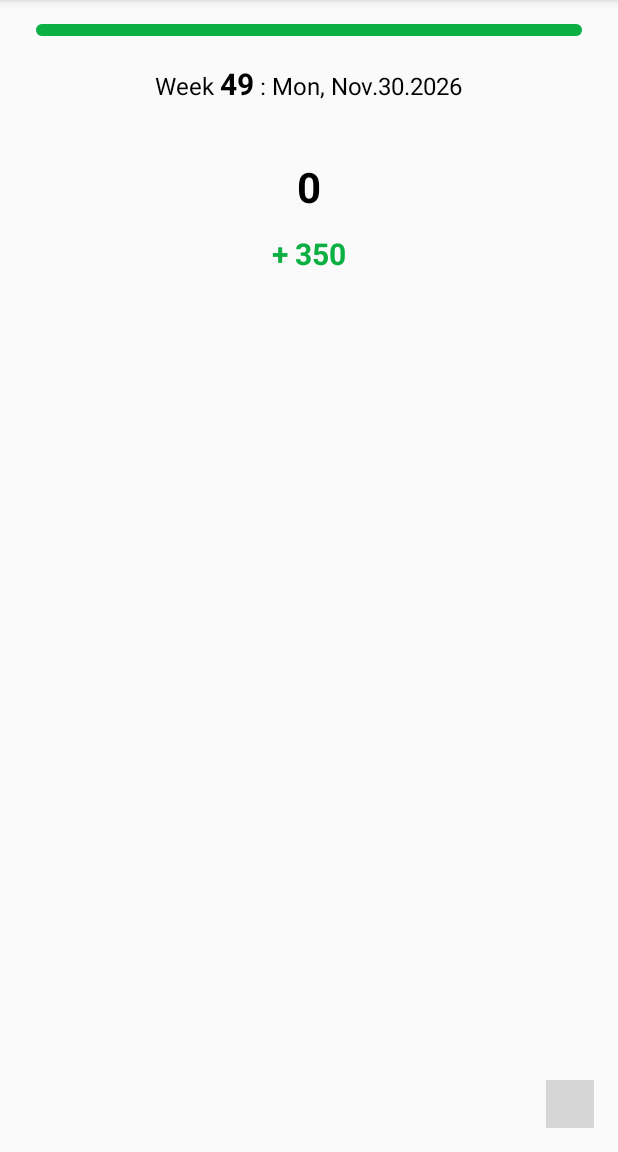
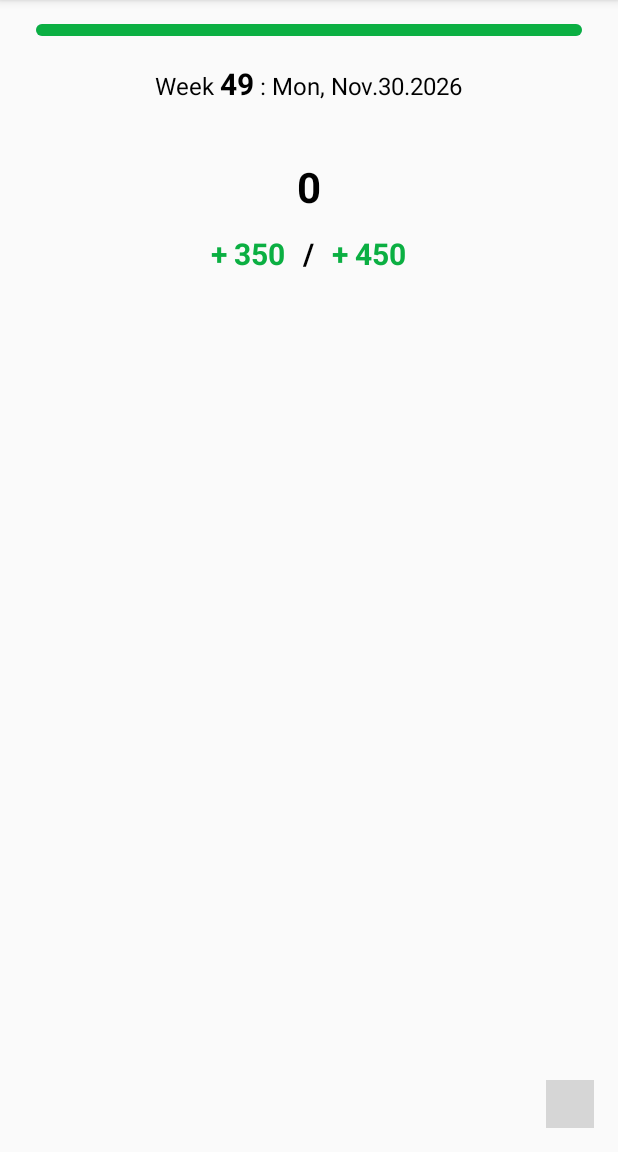
Before and after one commit to khash021/Expense, an Android app: the screen it shows after launch (MainActivity), on a phone screen of 412 x 824 dp, the part 84-1236 px from its top. Run offline under Robolectric (Android 15) with nearby library versions, the phone set to English and light mode, and no system bars; libraries missing offline, so code that uses them is left out: com.leinardi.android, io.realm; plain views replace SpeedDialView; 19 statements that could not run were skipped; grey boxes are pictures that could not be loaded.

Commit message:
ADDED WEEKLY ALLOWANCE

```diff
--- a/app/src/main/java/tech/khash/expense/MainActivity.java
+++ b/app/src/main/java/tech/khash/expense/MainActivity.java
@@ -43,7 +43,7 @@ public class MainActivity extends BaseActivity implements View.OnClickListener,
 
     private SpeedDialView fab;
     private TextView weekTitleText, foodText, alcoholText, weedText, gasText, accommText, gearText,
-            otherText, totalText, toolbarText, remainingText;
+            otherText, totalText, toolbarText, remainingText, allowanceText;
     private LinearLayout foodContainer, alcoholContainer, weedContainer, gasContainer,
             accommContainer, gearContainer, otherContainer;
     private View overlayView;
@@ -53,8 +53,7 @@ public class MainActivity extends BaseActivity implements View.OnClickListener,
     private boolean isReportMenu = false;
     private HashMap<String, AmountEntity> amountEntityHashMap;
 
-    //TODO: move this to shared pref
-    private int weeklyBudget;
+    private int weeklyBudget, weeklyAllowance;
 
     @Override
     protected void onCreate(Bundle savedInstanceState) {
@@ -97,6 +96,7 @@ public class MainActivity extends BaseActivity implements View.OnClickListener,
         totalText = findViewById(R.id.text_total);
         toolbarText = findViewById(R.id.text_toolbar_report_title);
         remainingText = findViewById(R.id.text_remaining);
+        allowanceText = findViewById(R.id.text_allowance);
 
         foodContainer = findViewById(R.id.container_food);
         alcoholContainer = findViewById(R.id.container_alcohol);
@@ -264,11 +264,9 @@ public class MainActivity extends BaseActivity implements View.OnClickListener,
         int total = thisWeekAmountEntity.getTotal();
         totalText.setText(String.valueOf(total));
 
-        int remaining = thisWeekAmountEntity.getRemaining(weeklyBudget);
-        showWeeklyRemaining(remaining);
+        showWeeklyRemaining(thisWeekAmountEntity);
 
-        int percentTotal = getPercentTotal(total);
-        updateProgressBar(percentTotal);
+        updateProgressBar(total);
     }
 
     private void showLastWeekReport() {
@@ -339,14 +337,13 @@ public class MainActivity extends BaseActivity implements View.OnClickListener,
         int total = lastWeekAmountEntity.getTotal();
         totalText.setText(String.valueOf(total));
 
-        int remaining = lastWeekAmountEntity.getRemaining(weeklyBudget);
-        showWeeklyRemaining(remaining);
+        showWeeklyRemaining(lastWeekAmountEntity);
 
-        int percentTotal = getPercentTotal(total);
-        updateProgressBar(percentTotal);
+        updateProgressBar(total);
     }
 
-    private void updateProgressBar(int percentTotal) {
+    private void updateProgressBar(int total) {
+        int percentTotal = getPercentTotal(total);
         progressBarBudget.setProgressDrawable(ContextCompat.getDrawable(this,
                 R.drawable.progress_bar));
         if (percentTotal < 100) {
@@ -370,16 +367,24 @@ public class MainActivity extends BaseActivity implements View.OnClickListener,
             return percInt;
     }
 
-    private void showWeeklyRemaining(@NonNull int remaining) {
+    private void showWeeklyRemaining(@NonNull AmountEntity entity) {
+        int remaining = entity.getBudgetRemaining(this);
+        updateTextViewWithColor(remainingText, remaining);
+
+        int allowance = entity.getAllowanceRemaining(this);
+        updateTextViewWithColor(allowanceText, allowance);
+    }
+
+    private void updateTextViewWithColor(@NonNull TextView textView, @NonNull int remaining) {
         if (remaining < 0) {
-            remainingText.setText("- " + remaining);
-            remainingText.setTextColor(getColor(R.color.red));
+            textView.setText("- " + remaining);
+            textView.setTextColor(getColor(R.color.red));
         } else if (remaining > 0) {
-            remainingText.setText("+ " + remaining);
-            remainingText.setTextColor(getColor(R.color.colorAccentTertiary));
+            textView.setText("+ " + remaining);
+            textView.setTextColor(getColor(R.color.colorAccentTertiary));
         } else {
-            remainingText.setText(String.valueOf(remaining));
-            remainingText.setTextColor(getColor(R.color.colorAccentQuinary));
+            textView.setText(String.valueOf(remaining));
+            textView.setTextColor(getColor(R.color.colorAccentQuinary));
         }
     }
 
@@ -552,5 +557,6 @@ public class MainActivity extends BaseActivity implements View.OnClickListener,
 
     private void updateWeeklyLimit() {
         weeklyBudget = SharedPreferencesUtil.getWeeklyBudget(this);
+        weeklyAllowance = SharedPreferencesUtil.getWeeklyAllowance(this);
     }
 }
--- a/app/src/main/java/tech/khash/expense/model/AmountEntity.java
+++ b/app/src/main/java/tech/khash/expense/model/AmountEntity.java
@@ -1,10 +1,13 @@
 package tech.khash.expense.model;
+
+import android.content.Context;
 
 import androidx.annotation.NonNull;
 
 import java.util.ArrayList;
 
 import tech.khash.expense.util.CommonUtil;
+import tech.khash.expense.util.SharedPreferencesUtil;
 
 public class AmountEntity {
 
@@ -131,8 +134,14 @@ public class AmountEntity {
         return total;
     }
 
-    public int getRemaining(@NonNull int weeklyBudget) {
+    public int getBudgetRemaining(@NonNull Context context) {
+        int weeklyBudget = SharedPreferencesUtil.getWeeklyBudget(context);
         return weeklyBudget - total;
+    }
+
+    public int getAllowanceRemaining(@NonNull Context context) {
+        int weeklyAllowance = SharedPreferencesUtil.getWeeklyAllowance(context);
+        return weeklyAllowance - total;
     }
 
     public Integer getWeek() {
--- a/app/src/main/java/tech/khash/expense/util/SharedPreferencesUtil.java
+++ b/app/src/main/java/tech/khash/expense/util/SharedPreferencesUtil.java
@@ -15,4 +15,10 @@ public class SharedPreferencesUtil {
         String s = sharedPreferences.getString(context.getString(R.string.settings_weekly_budget_key), "350");
         return Integer.valueOf(s);
     }
+
+    public static int getWeeklyAllowance(@NonNull Context context) {
+        SharedPreferences sharedPreferences = PreferenceManager.getDefaultSharedPreferences(context);
+        String s = sharedPreferences.getString(context.getString(R.string.settings_weekly_allowance_key), "450");
+        return Integer.valueOf(s);
+    }
 }
--- a/app/src/main/res/layout/content_main.xml
+++ b/app/src/main/res/layout/content_main.xml
@@ -203,6 +203,11 @@
             android:layout_margin="6dp"
             tools:text="120" />
 
+<LinearLayout
+    android:layout_width="match_parent"
+    android:layout_height="wrap_content"
+    android:gravity="center">
+
     <TextView
         android:id="@+id/text_remaining"
         android:layout_width="wrap_content"
@@ -213,7 +218,34 @@
         android:layout_margin="6dp"
         android:inputType="numberSigned"
         android:textStyle="bold"
-            tools:text="120" />
+        tools:text="80" />
+
+    <TextView
+        android:id="@+id/text_remaining_divider"
+        android:layout_width="wrap_content"
+        android:layout_height="wrap_content"
+        android:layout_gravity="center"
+        android:textColor="@color/black"
+        android:textSize="20sp"
+        android:layout_margin="6dp"
+        android:inputType="numberSigned"
+        android:textStyle="bold"
+        android:text="/" />
+
+
+    <TextView
+        android:id="@+id/text_allowance"
+        android:layout_width="wrap_content"
+        android:layout_height="wrap_content"
+        android:layout_gravity="center"
+        android:textColor="@color/black"
+        android:textSize="20sp"
+        android:layout_margin="6dp"
+        android:inputType="numberSigned"
+        android:textStyle="bold"
+        tools:text="180" />
+
+</LinearLayout>
 
     </LinearLayout>
 
--- a/app/src/main/res/values/strings.xml
+++ b/app/src/main/res/values/strings.xml
@@ -81,7 +81,10 @@
     <string name="attachment_summary_off">Only download attachments when manually requested</string>
     <string name="budget">Budget</string>
     <string name="weekly_budget">Weekly budget</string>
-    <string name="settings_weekly_budget_key">settings_weekly_budget</string>
+    <string name="weekly_allowance">Weekly allowance</string>
+
+    <string name="settings_weekly_budget_key" translatable="false">settings_weekly_budget</string>
+    <string name="settings_weekly_allowance_key" translatable="false">settings_weekly_allowance_key</string>
 
 
 </resources>
```
Also changed, not shown: app/src/main/java/tech/khash/expense/SettingsActivity.java (+10 -20 lines), app/src/main/java/tech/khash/expense/adapter/WeekRecyclerAdapter.java (added, +85 -0 lines), app/src/main/res/xml/root_preferences.xml (+8 -0 lines). Lines whose indentation alone changed are shown as unchanged.
